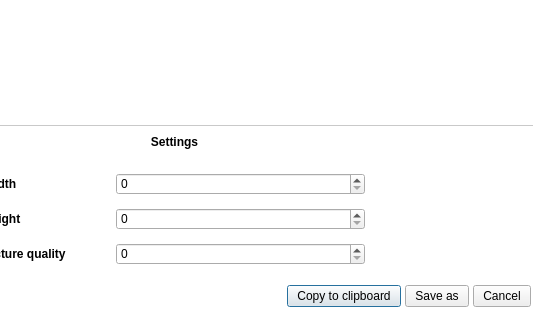
Above: library/tulip-gui/designer/SnapshotDialog.ui from vadivelselvaraj/TulipGLImprovement before the change; both pictures show x 184 to 728 and y 214 to 534 of the 728 by 534 pixel window. Below: the same form after it.
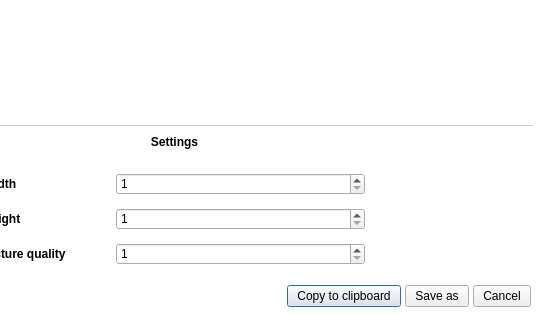
That is the form after the change. Icons and pictures are not drawn.

Commit message: Fixed snapshot dialog spin box bounds

```diff
--- a/library/tulip-gui/designer/SnapshotDialog.ui
+++ b/library/tulip-gui/designer/SnapshotDialog.ui
@@ -219,6 +219,12 @@
                <height>16777215</height>
               </size>
              </property>
+             <property name="minimum">
+              <number>1</number>
+             </property>
+             <property name="maximum">
+              <number>2000</number>
+             </property>
             </widget>
            </item>
            <item row="1" column="1">
@@ -241,6 +247,12 @@
                <height>16777215</height>
               </size>
              </property>
+             <property name="minimum">
+              <number>1</number>
+             </property>
+             <property name="maximum">
+              <number>2000</number>
+             </property>
             </widget>
            </item>
            <item row="2" column="0">
@@ -264,6 +276,12 @@
                <height>16777215</height>
               </size>
              </property>
+             <property name="minimum">
+              <number>1</number>
+             </property>
+             <property name="maximum">
+              <number>100</number>
+             </property>
             </widget>
            </item>
            <item row="1" column="0">
```
